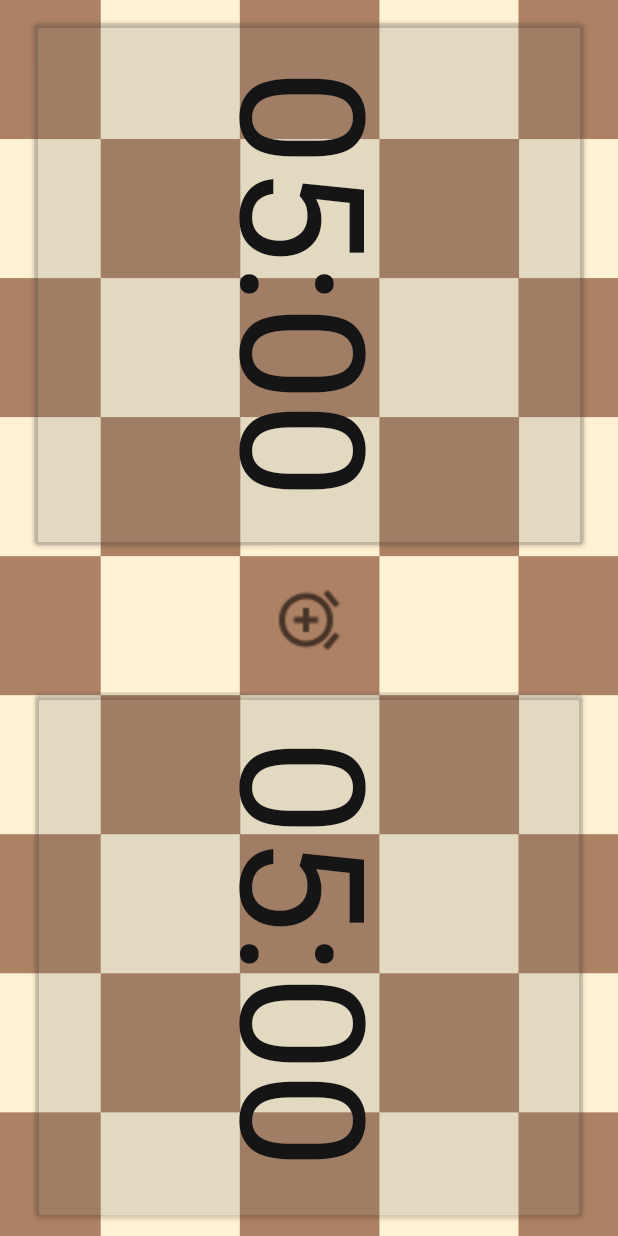
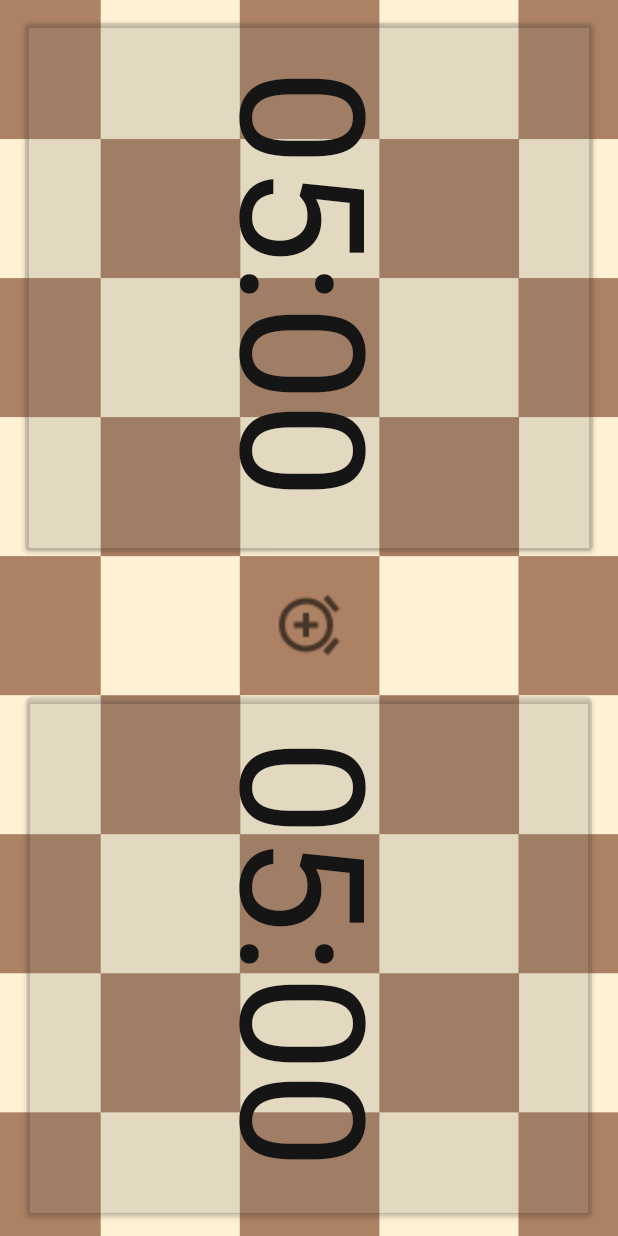
Before and after one commit to MunhozSilva/ChessClock, an Android app: the layout activity_main.xml on its own in the app's theme, with its tools: preview values and no code run, on a phone screen of 412 x 824 dp. Run offline under Robolectric (Android 15) with nearby library versions, the phone set to English and light mode, and no system bars.

Commit message:
Clock button size adjust and configuration button centralized

```diff
--- a/app/src/main/res/layout/activity_main.xml
+++ b/app/src/main/res/layout/activity_main.xml
@@ -49,6 +49,7 @@
         app:layout_constraintEnd_toEndOf="@+id/background_image"
         app:layout_constraintStart_toStartOf="@+id/background_image"
         app:layout_constraintTop_toTopOf="@+id/guideline2"
+        app:layout_constraintVertical_bias="0.58000004"
         app:srcCompat="@drawable/configuration_button" />
 
     <TextView
@@ -82,8 +83,10 @@
         android:backgroundTint="#1A6E6E6E"
         android:contentDescription="@string/lower_clock_button"
         android:elevation="5dp"
-        android:insetLeft="32dp"
-        android:insetRight="32dp"
+        android:insetLeft="35dp"
+        android:insetTop="0dp"
+        android:insetRight="33dp"
+        android:insetBottom="0dp"
         android:rotation="90"
         android:visibility="visible"
         app:layout_constraintBottom_toBottomOf="parent"
@@ -99,7 +102,9 @@
         android:contentDescription="@string/upper_clock_button"
         android:elevation="5dp"
         android:insetLeft="32dp"
-        android:insetRight="32dp"
+        android:insetTop="0dp"
+        android:insetRight="28dp"
+        android:insetBottom="0dp"
         android:rotation="90"
         android:visibility="visible"
         app:layout_constraintBottom_toTopOf="@+id/guideline2"
```
